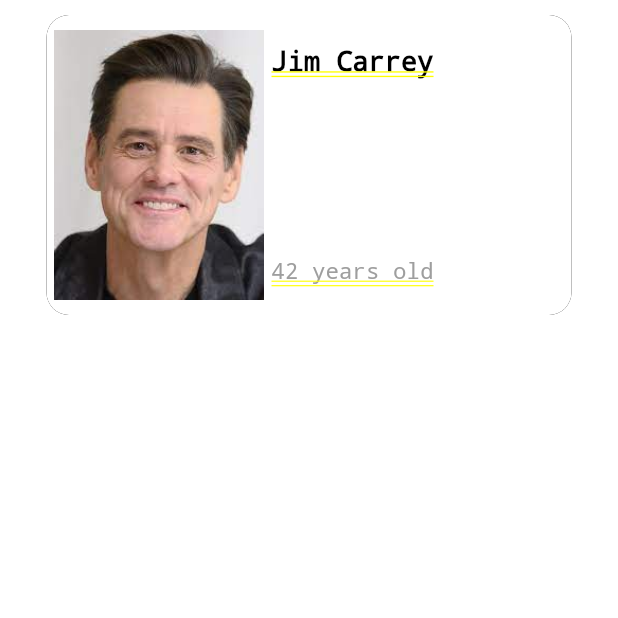
After one commit to Danny-bit-ux/New_screen, a Flutter app: the CardProfile screen opened directly, on a phone screen of 412 x 824 dp, the top half of it. The commit adds this screen. Run offline on Flutter 3.47's test engine with Material 2 defaults, Android fonts, the phone set to English and light mode, and no system bars.

Commit message:
добавил карту профиля

```diff
--- a/lib/components/screens/elements/search_and_settings.dart
+++ b/lib/components/screens/elements/search_and_settings.dart
@@ -1,6 +1,5 @@
 import 'package:flutter/material.dart';
 import 'package:flutter_screen/components_2/screen_1.dart';
-import 'package:flutter_screen/constants.dart';
 
 class SearchBtnAndSettings extends StatelessWidget {
   const SearchBtnAndSettings({
--- a/lib/components/screens/product_screen.dart
+++ b/lib/components/screens/product_screen.dart
@@ -27,7 +27,9 @@ class BodyTwo extends StatelessWidget {
       children: <Widget>[
         AppButtonProduct(),
         GuitarProduct(),
+        Spacer(),
         buildColumn(),
+        Spacer(),
         RowJohnSmith(),
         ContainerBookNow(),
       ],
--- a/lib/components/screens/profile_screen.dart
+++ b/lib/components/screens/profile_screen.dart
@@ -1,10 +1,19 @@
 import 'package:flutter/material.dart';
+import 'package:flutter_screen/components_product/app_button_product.dart';
+import 'package:flutter_screen/components_profile/card_profile.dart';
 
 class ProfileScreen extends StatelessWidget {
   const ProfileScreen({Key key}) : super(key: key);
 
   @override
   Widget build(BuildContext context) {
-    return Scaffold();
+    return Scaffold(
+      body: Column(
+        children: <Widget>[
+          AppButtonProduct(),
+          CardProfile(),
+        ],
+      ),
+    );
   }
 }
--- /dev/null
+++ b/lib/components_profile/card_profile.dart
@@ -0,0 +1,101 @@
+import 'package:flutter/material.dart';
+
+// ignore: must_be_immutable
+class CardProfile extends StatelessWidget {
+  var index;
+
+  CardProfile({
+    Key key,
+  }) : super(key: key);
+
+  @override
+  Widget build(BuildContext context) {
+    return Column(
+      children: <Widget>[
+        buildPadding(context),
+      ],
+    );
+  }
+
+  Padding buildPadding(BuildContext context) {
+    return Padding(
+      padding: const EdgeInsets.all(10.0),
+      child: Container(
+        height: 200.0,
+        width: 350,
+        decoration: BoxDecoration(
+          color: Colors.white,
+          borderRadius: BorderRadius.circular(15),
+          boxShadow: [
+            BoxShadow(
+              offset: Offset(0, 0),
+            ),
+          ],
+        ),
+        child: Row(
+          children: <Widget>[
+            GestureDetector(
+              onTap: () => _fullImagePage(context, index.toString()),
+              child: Hero(
+                tag: index.toString(),
+                child: Container(
+                  height: 180.0,
+                  width: 150.0,
+                  decoration: BoxDecoration(
+                    borderRadius: BorderRadius.circular(15),
+                  ),
+                  child: Image.asset('asset/images/image.jpg'),
+                ),
+              ),
+            ),
+            Container(
+              padding: EdgeInsets.symmetric(vertical: 20),
+              child: Column(
+                crossAxisAlignment: CrossAxisAlignment.start,
+                children: <Widget>[
+                  Text(
+                    'Jim Carrey', //Name
+                    style: TextStyle(
+                        color: Colors.black,
+                        fontSize: 18.0,
+                        fontWeight: FontWeight.bold),
+                  ),
+                  Spacer(),
+                  Text(
+                    '42 years old', //York
+                    style: TextStyle(
+                        color: Colors.grey,
+                        fontSize: 15.0,
+                        fontWeight: FontWeight.w300),
+                  ),
+                ],
+              ),
+            ),
+          ],
+        ),
+      ),
+    );
+  }
+
+  void _fullImagePage(BuildContext context, String tag) {
+    Navigator.of(context).push(MaterialPageRoute(
+      builder: (ctx) => Scaffold(
+        appBar: AppBar(
+          backgroundColor: Color(0xFFFFFF1),
+          title: Text('Big Image'),
+        ),
+        body: Center(
+          child: Column(
+            mainAxisAlignment: MainAxisAlignment.center,
+            children: <Widget>[
+              Hero(
+                tag: tag,
+                child: Image.asset('asset/images/image.jpg'),
+              )
+            ],
+          ),
+        ),
+      ),
+    ));
+  }
+}
```
